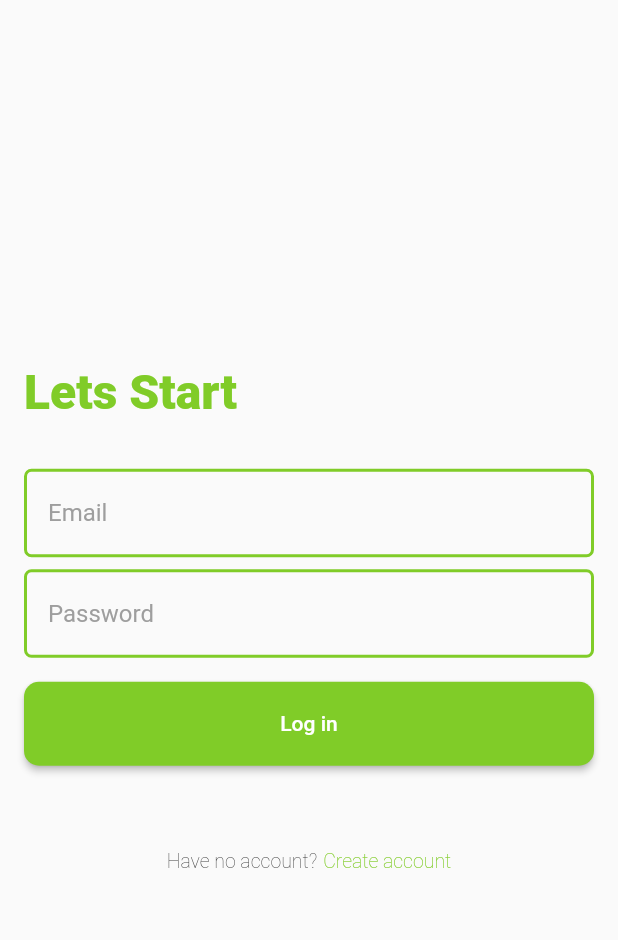
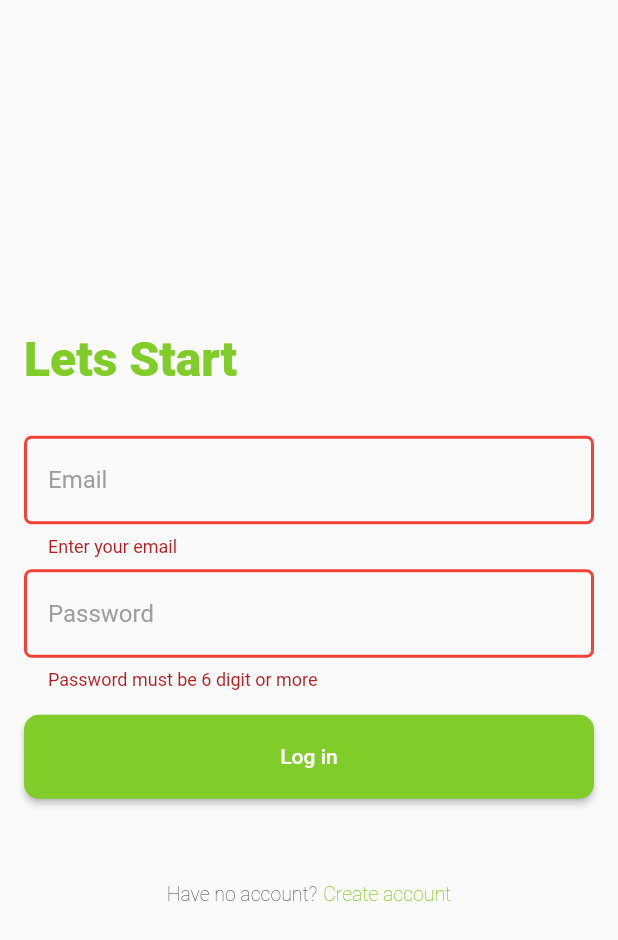
Before and after one commit to altalha201/Hungry_Hound, a Flutter app: the CreateAccountScreen screen opened directly, after a tap on "Have an account?", after a tap on "Log in", on a phone screen of 412 x 824 dp. Shown: the top 940 px of the screen. Run offline on Flutter 3.47's test engine with Material 2 defaults, Android fonts, the phone set to English and light mode, and no system bars; our stand-ins replace cloud_firestore, firebase_auth, firebase_core, get, get_storage, image_picker and 1 more; accounts and stored records are empty.

Commit message:
Login handle

```diff
--- a/lib/ui/screens/auth_screens/create_account_screen.dart
+++ b/lib/ui/screens/auth_screens/create_account_screen.dart
@@ -103,7 +103,7 @@ class CreateAccountScreen extends StatelessWidget {
                     ),
                     DualTextButton(
                       onTap: () {
-                        Get.off(const LoginScreen());
+                        Get.off(LoginScreen());
                       },
                       question: "Have an account?",
                       todo: "Log in",
--- a/lib/ui/screens/auth_screens/login_screen.dart
+++ b/lib/ui/screens/auth_screens/login_screen.dart
@@ -1,12 +1,20 @@
 import 'package:flutter/material.dart';
 import 'package:get/get.dart';
 
+import '../../controller/auth_controller.dart';
 import '../../utils/text_styles.dart';
 import '../../widget/button_widgets/dual_text_button.dart';
+import '../../widget/loading_widget.dart';
+import '../splash_screen.dart';
 import 'create_account_screen.dart';
 
 class LoginScreen extends StatelessWidget {
-  const LoginScreen({Key? key}) : super(key: key);
+  LoginScreen({Key? key}) : super(key: key);
+
+  final GlobalKey<FormState> _key = GlobalKey<FormState>();
+
+  final TextEditingController _emailET = TextEditingController();
+  final TextEditingController _passET = TextEditingController();
 
   @override
   Widget build(BuildContext context) {
@@ -16,6 +24,8 @@ class LoginScreen extends StatelessWidget {
           padding: const EdgeInsets.all(16.0),
           child: Center(
             child: SingleChildScrollView(
+              child: Form(
+                key: _key,
                 child: Column(
                   crossAxisAlignment: CrossAxisAlignment.start,
                   children: [
@@ -28,6 +38,13 @@ class LoginScreen extends StatelessWidget {
                     ),
                     TextFormField(
                       decoration: const InputDecoration(hintText: "Email"),
+                      controller: _emailET,
+                      validator: (value) {
+                        if(value?.trim().isEmpty ?? true) {
+                          return "Enter your email";
+                        }
+                        return null;
+                      },
                     ),
                     const SizedBox(
                       height: 8.0,
@@ -35,17 +52,39 @@ class LoginScreen extends StatelessWidget {
                     TextFormField(
                       obscureText: true,
                       decoration: const InputDecoration(hintText: "Password"),
+                      controller: _passET,
+                      validator: (value) {
+                        if ((value?.length ?? 0) < 6) {
+                          return "Password must be 6 digit or more";
+                        }
+                        return null;
+                      },
                     ),
                     const SizedBox(
                       height: 16.0,
                     ),
-                  SizedBox(
+                    GetBuilder<AuthController>(
+                      builder: (controller) {
+                        return SizedBox(
                           width: double.infinity,
                           height: 56,
+                          child: Visibility(
+                            visible: !controller.loginProgressing,
+                            replacement: const LoadingWidget(),
                             child: ElevatedButton(
                               child: const Text("Log in"),
-                      onPressed: () {},
+                              onPressed: () async {
+                                if(_key.currentState!.validate()) {
+                                  final response = await controller.login(_emailET.text.trim(), _passET.text);
+                                  if (response) {
+                                    Get.offAll(const SplashScreen());
+                                  }
+                                }
+                              },
                             ),
+                          ),
+                        );
+                      }
                     ),
                     const SizedBox(
                       height: 56,
@@ -63,6 +102,7 @@ class LoginScreen extends StatelessWidget {
             ),
           ),
         ),
+      ),
     );
   }
 }
--- a/lib/ui/widget/drawer_menus/base_manu.dart
+++ b/lib/ui/widget/drawer_menus/base_manu.dart
@@ -45,7 +45,7 @@ class BaseManu extends StatelessWidget {
             ),
             ListTile(
               onTap: () {
-                Get.to(const LoginScreen());
+                Get.to(LoginScreen());
               },
               leading: const Icon(
                 Icons.login_sharp,
```
Also changed, not shown: lib/data/services/firebase_auth_helper.dart (+12 -0 lines), lib/ui/controller/auth_controller.dart (+37 -0 lines). Lines whose indentation alone changed are shown as unchanged.
